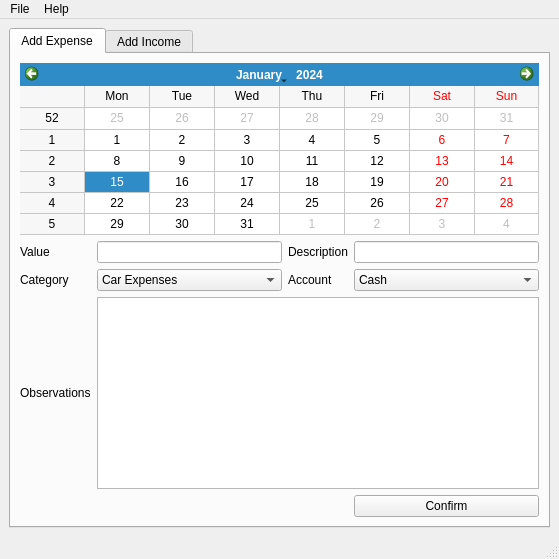
Old version of the form gui/mainWindowGUI.ui in the repository MarioFreitas/MoneyPy.
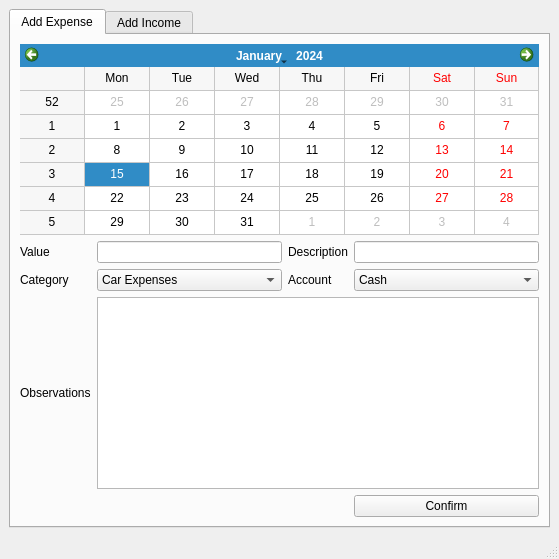
New version of the form.

Diff of the .ui file:
```diff
--- a/gui/mainWindowGUI.ui
+++ b/gui/mainWindowGUI.ui
@@ -268,38 +268,6 @@
     </item>
    </layout>
   </widget>
-  <widget class="QMenuBar" name="menubar">
-   <property name="geometry">
-    <rect>
-     <x>0</x>
-     <y>0</y>
-     <width>559</width>
-     <height>21</height>
-    </rect>
-   </property>
-   <widget class="QMenu" name="menuFile">
-    <property name="title">
-     <string>File</string>
-    </property>
-    <addaction name="actionNew"/>
-    <addaction name="actionOpen"/>
-    <addaction name="separator"/>
-    <addaction name="actionSave"/>
-    <addaction name="actionSave_as"/>
-    <addaction name="separator"/>
-    <addaction name="actionQuit"/>
-   </widget>
-   <widget class="QMenu" name="menuHelp">
-    <property name="title">
-     <string>Help</string>
-    </property>
-    <addaction name="actionAbout"/>
-    <addaction name="separator"/>
-    <addaction name="actionDevelopment_Tool"/>
-   </widget>
-   <addaction name="menuFile"/>
-   <addaction name="menuHelp"/>
-  </widget>
   <widget class="QStatusBar" name="statusbar"/>
   <action name="actionNew">
    <property name="text">
```
Left out of the diff: 2 changed lines with no effect on the pictures.
